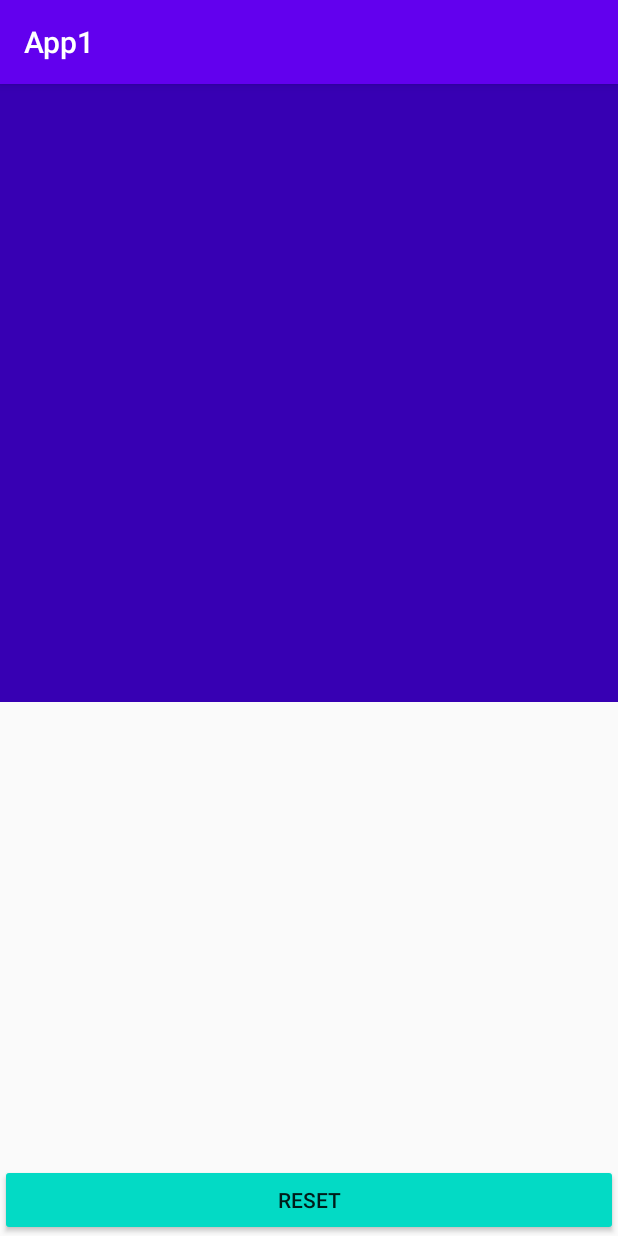
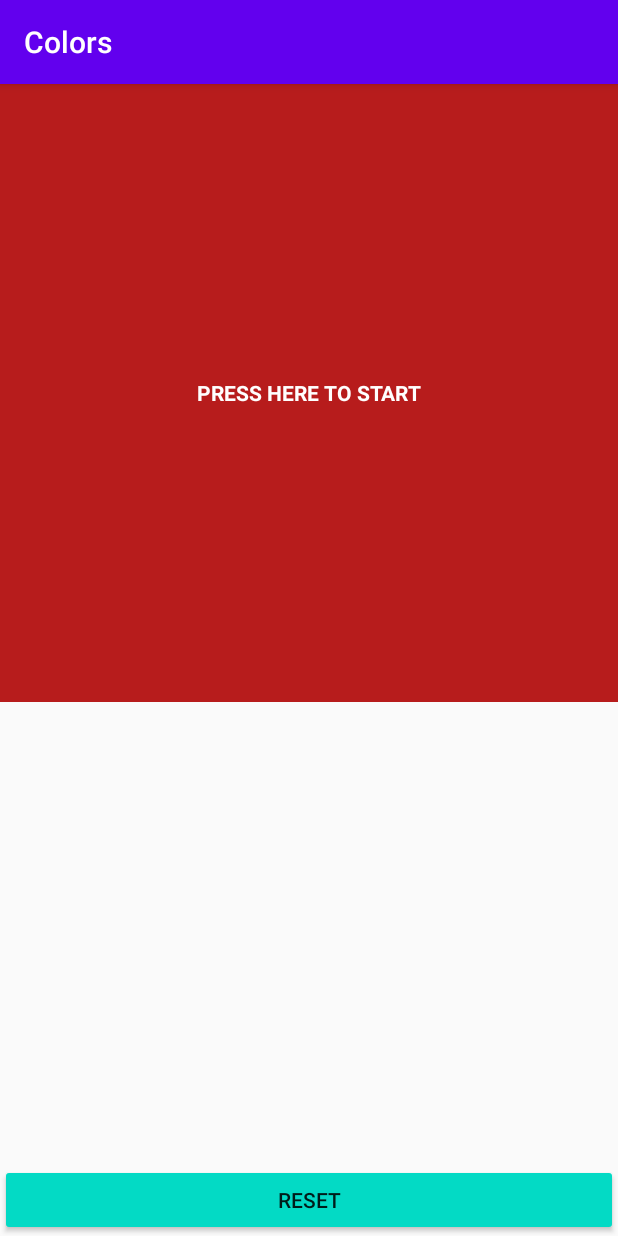
Before and after one commit to kim-iths/App1, an Android app: the screen it shows after launch (MainActivity), after a tap on "RESET", on a phone screen of 412 x 824 dp. Run offline under Robolectric (Android 15) with nearby library versions, the phone set to English and light mode, and no system bars.

Commit message:
added more colors, added descriptive text on the first level

```diff
--- a/app/src/main/java/com/example/app1/MainActivity.kt
+++ b/app/src/main/java/com/example/app1/MainActivity.kt
@@ -2,6 +2,8 @@ package com.example.app1
 
 import android.app.ActionBar
 import android.graphics.Color
+import android.graphics.drawable.ColorDrawable
+import android.opengl.Visibility
 import androidx.appcompat.app.AppCompatActivity
 import android.os.Bundle
 import android.util.AttributeSet
@@ -11,6 +13,7 @@ import android.view.View
 import android.view.ViewGroup
 import android.widget.*
 import androidx.core.view.get
+import kotlinx.android.synthetic.main.activity_main.*
 import kotlin.random.Random
 
 class MainActivity : AppCompatActivity() {
@@ -19,6 +22,9 @@ class MainActivity : AppCompatActivity() {
     var amountToAdd = 3
     var random = 0
     var round = 1;
+    var colorDark = 0
+    var colorMedium = 0
+    var colorLight = 0
 
     lateinit var buttonList: MutableList<ColorButton>
 
@@ -26,20 +32,21 @@ class MainActivity : AppCompatActivity() {
         super.onCreate(savedInstanceState)
         setContentView(R.layout.activity_main)
 
+        buttonList = mutableListOf()
 
-        buttonList = mutableListOf()
-        buttonList.add(ColorButton(R.color.colorPrimaryDark))
-
+        //buttonList.add(ColorButton(R.color.colorPrimaryDark))
         grid = findViewById(R.id.grid)
         val resetButton = findViewById<Button>(R.id.buttonReset)
+        val startText = findViewById<TextView>(R.id.textViewStart)
         adapter = ButtonAdapter(this, buttonList)
         grid.adapter = adapter
 
-        resetButton.setOnClickListener {
-            reset()
-        }
+        reset()
+
+        resetButton.setOnClickListener { reset() }
 
         grid.setOnItemClickListener { adapterView, view, i, l ->
+            if(startText.visibility == TextView.VISIBLE) startText.visibility = TextView.GONE
 
             if(i == random){
                 Log.e("!!!", "$i")
@@ -54,28 +61,59 @@ class MainActivity : AppCompatActivity() {
     }
 
     fun nextRound(count: Int) {
-        buttonList[random].color = R.color.colorPrimary
+        buttonList[random].color = colorMedium
 
         for (i in 1..amountToAdd) {
-            buttonList.add(ColorButton(R.color.colorPrimary))
+            buttonList.add(ColorButton(colorMedium))
         }
 
         random = Random.nextInt(0, (count) * (count))
         Log.e("!!!", "count: $count, random: $random")
-        buttonList[random].color = R.color.colorPrimaryDark
+        buttonList[random].color = colorDark
         adapter.notifyDataSetChanged()
         amountToAdd += 2
     }
 
     fun reset(){
+        val colorScheme = Random.nextInt(0,5)
+
+        when(colorScheme){
+            0 -> {
+                colorDark = R.color.colorScheme1Dark
+                colorMedium = R.color.colorScheme1Medium
+                colorLight = R.color.colorScheme1Light
+            }
+            1 -> {
+                colorDark = R.color.colorScheme2Dark
+                colorMedium = R.color.colorScheme2Medium
+                colorLight = R.color.colorScheme2Light
+            }
+            2 -> {
+                colorDark = R.color.colorScheme3Dark
+                colorMedium = R.color.colorScheme3Medium
+                colorLight = R.color.colorScheme3Light
+            }
+            3 -> {
+                colorDark = R.color.colorScheme4Dark
+                colorMedium = R.color.colorScheme4Medium
+                colorLight = R.color.colorScheme4Light
+            }
+            4 -> {
+                colorDark = R.color.colorPrimaryDark
+                colorMedium = R.color.colorPrimary
+                colorLight = R.color.colorPrimary
+            }
+        }
+
+        textViewStart.visibility = TextView.VISIBLE
         grid.numColumns = 1
         round = 1
         amountToAdd = 3
         random = 0
-        for(i in 0 until buttonList.size-1)buttonList.removeLast()
-        buttonList[0].color = R.color.colorPrimaryDark
+        for(i in 0 until buttonList.size)buttonList.removeLast()
+        buttonList.add(ColorButton(colorDark))
+        adapter.notifyDataSetChanged()
     }
 }
 
-
 //TODO("In harder difficulties, make the correct button change place after a certain amount of time")
--- a/app/src/main/res/layout/activity_main.xml
+++ b/app/src/main/res/layout/activity_main.xml
@@ -1,30 +1,46 @@
 <?xml version="1.0" encoding="utf-8"?>
-<RelativeLayout
-    xmlns:android="http://schemas.android.com/apk/res/android"
+<RelativeLayout xmlns:android="http://schemas.android.com/apk/res/android"
     xmlns:app="http://schemas.android.com/apk/res-auto"
     xmlns:tools="http://schemas.android.com/tools"
     android:layout_width="match_parent"
     android:layout_height="match_parent"
-    tools:context=".MainActivity"
-    android:orientation="vertical">
+    android:orientation="vertical"
+    tools:context=".MainActivity">
 
-    <GridView
-        android:layout_gravity="center"
-        android:verticalSpacing="2dp"
-        android:horizontalSpacing="2dp"
-        android:gravity="center"
-        android:stretchMode="columnWidth"
-        android:numColumns="1"
-        android:orientation="vertical"
-        android:id="@+id/grid"
-        android:layout_width="match_parent"
-        android:layout_height="wrap_content"/>
+    <RelativeLayout
+        android:layout_width="wrap_content"
+        android:layout_height="wrap_content">
+
+        <GridView
+            android:id="@+id/grid"
+            android:layout_width="match_parent"
+            android:layout_height="wrap_content"
+            android:layout_gravity="center"
+            android:gravity="center"
+            android:horizontalSpacing="2dp"
+            android:numColumns="1"
+            android:orientation="vertical"
+            android:stretchMode="columnWidth"
+            android:verticalSpacing="2dp" />
+
+        <TextView
+            android:textStyle="bold"
+            android:id="@+id/textViewStart"
+            android:textColor="@android:color/white"
+            android:layout_width="wrap_content"
+            android:layout_height="wrap_content"
+            android:layout_centerInParent="true"
+            android:text="@string/press_to_start"
+            android:textAllCaps="true" />
+    </RelativeLayout>
+
     <Button
         android:id="@+id/buttonReset"
+        android:layout_width="match_parent"
+        android:layout_height="wrap_content"
+        android:layout_alignParentBottom="true"
         android:backgroundTint="@color/colorAccent"
-        android:layout_alignParentBottom="true"
-        android:text="reset"
-        android:layout_width="match_parent"
-        android:layout_height="wrap_content"/>
+        android:text="reset" />
+
 
 </RelativeLayout>
--- a/app/src/main/res/values/colors.xml
+++ b/app/src/main/res/values/colors.xml
@@ -3,4 +3,23 @@
     <color name="colorPrimary">#6200EE</color>
     <color name="colorPrimaryDark">#3700B3</color>
     <color name="colorAccent">#03DAC5</color>
+
+    <color name="colorScheme1Dark">#b71c1c</color>
+    <color name="colorScheme1Medium">#d32f2f</color>
+    <color name="colorScheme1Light">#f44336</color>
+
+    <color name="colorScheme2Dark">#0d47a1</color>
+    <color name="colorScheme2Medium">#1976d2</color>
+    <color name="colorScheme2Light">#2196f3</color>
+
+    <color name="colorScheme3Dark">#004d40</color>
+    <color name="colorScheme3Medium">#00796b</color>
+    <color name="colorScheme3Light">#009688</color>
+
+    <color name="colorScheme4Dark">#e65100</color>
+    <color name="colorScheme4Medium">#f57c00</color>
+    <color name="colorScheme4Light">#ff9800</color>
+
+
+
 </resources>
--- a/app/src/main/res/values/strings.xml
+++ b/app/src/main/res/values/strings.xml
@@ -1,4 +1,5 @@
 <resources>
-    <string name="app_name">App1</string>
+    <string name="app_name">Colors</string>
     <string name="toast_game_over">Game over!</string>
+    <string name="press_to_start">Press here to start</string>
 </resources>
```
